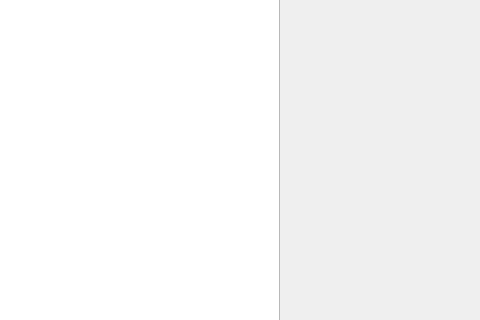
First picture: the form in widget.ui, repository valentinaboterov/Parcial4, before the edit; both pictures show x 520 to 1000 and y 215 to 535 of the 1000 by 800 pixel window.
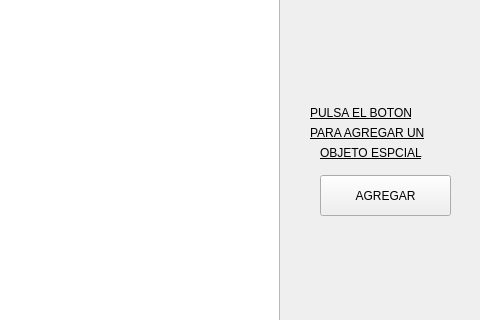
Second picture: the form after the edit.

Commit message: Agregando objetos a la escena

```diff
--- a/widget.ui
+++ b/widget.ui
@@ -41,6 +41,73 @@
     <enum>Qt::ScrollBarAlwaysOff</enum>
    </property>
   </widget>
+  <widget class="QPushButton" name="Agregar">
+   <property name="geometry">
+    <rect>
+     <x>840</x>
+     <y>390</y>
+     <width>131</width>
+     <height>41</height>
+    </rect>
+   </property>
+   <property name="text">
+    <string>AGREGAR</string>
+   </property>
+  </widget>
+  <widget class="QLabel" name="label">
+   <property name="geometry">
+    <rect>
+     <x>830</x>
+     <y>320</y>
+     <width>141</width>
+     <height>16</height>
+    </rect>
+   </property>
+   <property name="styleSheet">
+    <string notr="true">color: rgb(0, 0, 0);
+font: 75 8pt &quot;8514oem&quot;;
+text-decoration: underline;</string>
+   </property>
+   <property name="text">
+    <string>PULSA EL BOTON</string>
+   </property>
+  </widget>
+  <widget class="QLabel" name="label_2">
+   <property name="geometry">
+    <rect>
+     <x>830</x>
+     <y>340</y>
+     <width>161</width>
+     <height>16</height>
+    </rect>
+   </property>
+   <property name="styleSheet">
+    <string notr="true">color: rgb(0, 0, 0);
+font: 75 8pt &quot;8514oem&quot;;
+text-decoration: underline;</string>
+   </property>
+   <property name="text">
+    <string>PARA AGREGAR UN</string>
+   </property>
+  </widget>
+  <widget class="QLabel" name="label_3">
+   <property name="geometry">
+    <rect>
+     <x>840</x>
+     <y>360</y>
+     <width>141</width>
+     <height>16</height>
+    </rect>
+   </property>
+   <property name="styleSheet">
+    <string notr="true">color: rgb(0, 0, 0);
+font: 75 8pt &quot;8514oem&quot;;
+text-decoration: underline;</string>
+   </property>
+   <property name="text">
+    <string>OBJETO ESPCIAL</string>
+   </property>
+  </widget>
  </widget>
  <resources/>
  <connections/>
```
The commit also changes 11 other files.
